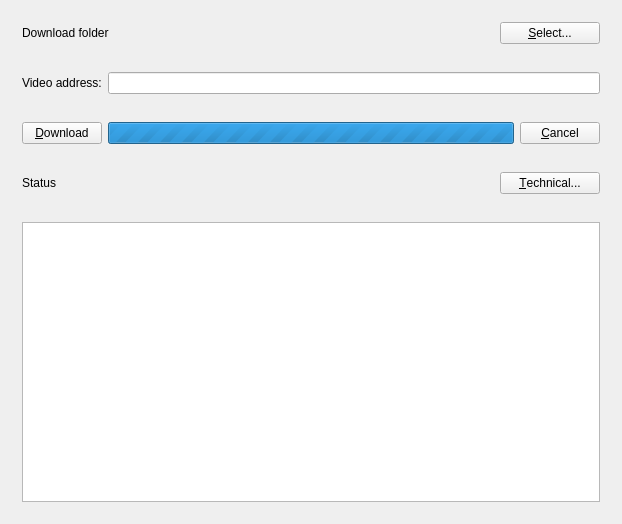
The window that MainWindow.ui (hekkup/yle-downloader-gui) describes before a commit, drawn with Qt 5.
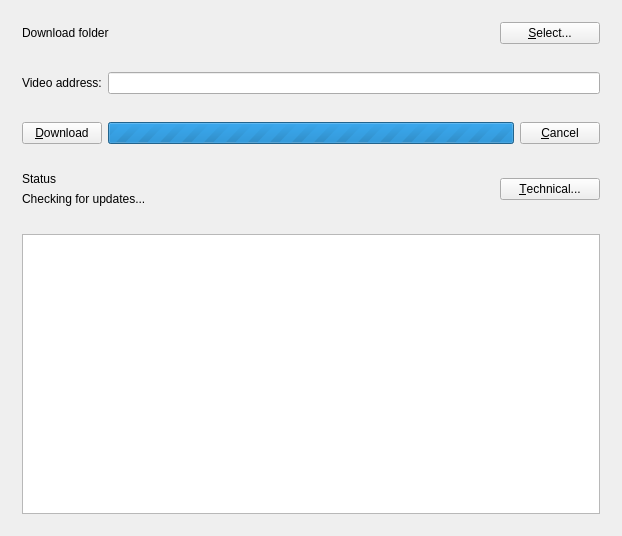
The same window after the commit.

The edit to the form file:
```diff
--- a/MainWindow.ui
+++ b/MainWindow.ui
@@ -114,11 +114,25 @@
      <widget class="QWidget" name="statusWidget" native="true">
       <layout class="QHBoxLayout" name="horizontalLayout_4">
        <item>
+        <layout class="QVBoxLayout" name="statusLabelsLayout">
+         <item>
         <widget class="QLabel" name="statusLabel">
          <property name="text">
           <string>Status</string>
          </property>
         </widget>
+         </item>
+         <item>
+          <widget class="QLabel" name="updateLabel">
+           <property name="text">
+            <string>Checking for updates...</string>
+           </property>
+           <property name="textFormat">
+            <enum>Qt::RichText</enum>
+           </property>
+          </widget>
+         </item>
+        </layout>
        </item>
        <item>
         <widget class="QPushButton" name="detailsButton">
```
Lines whose indentation alone changed are shown as unchanged.
